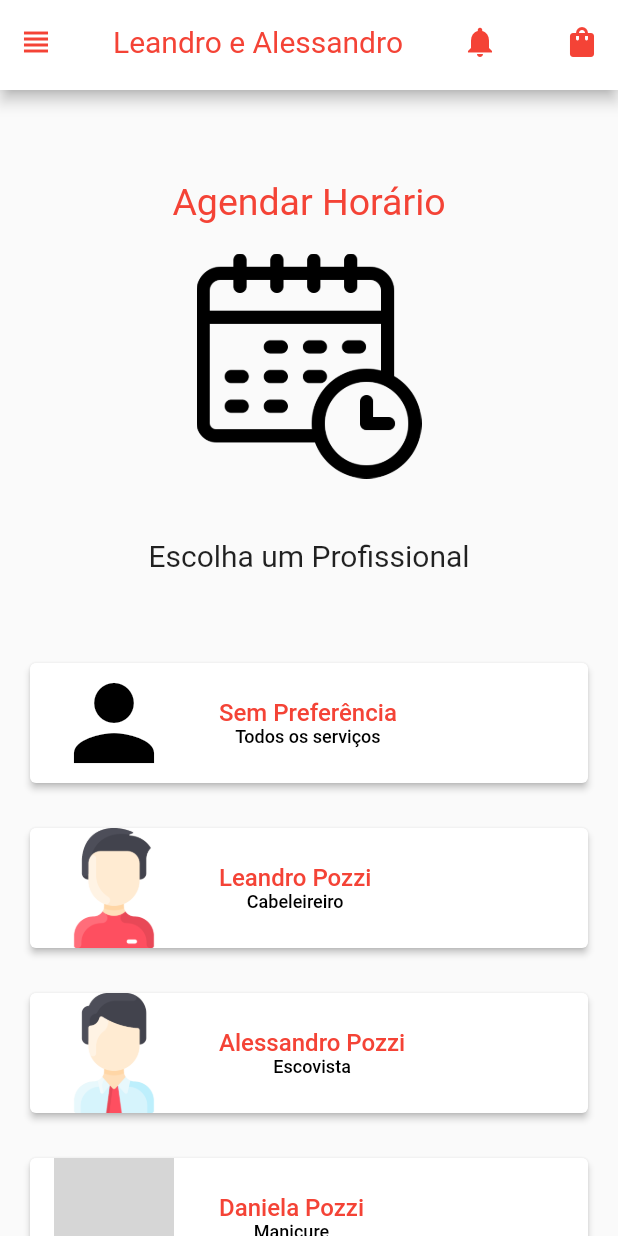
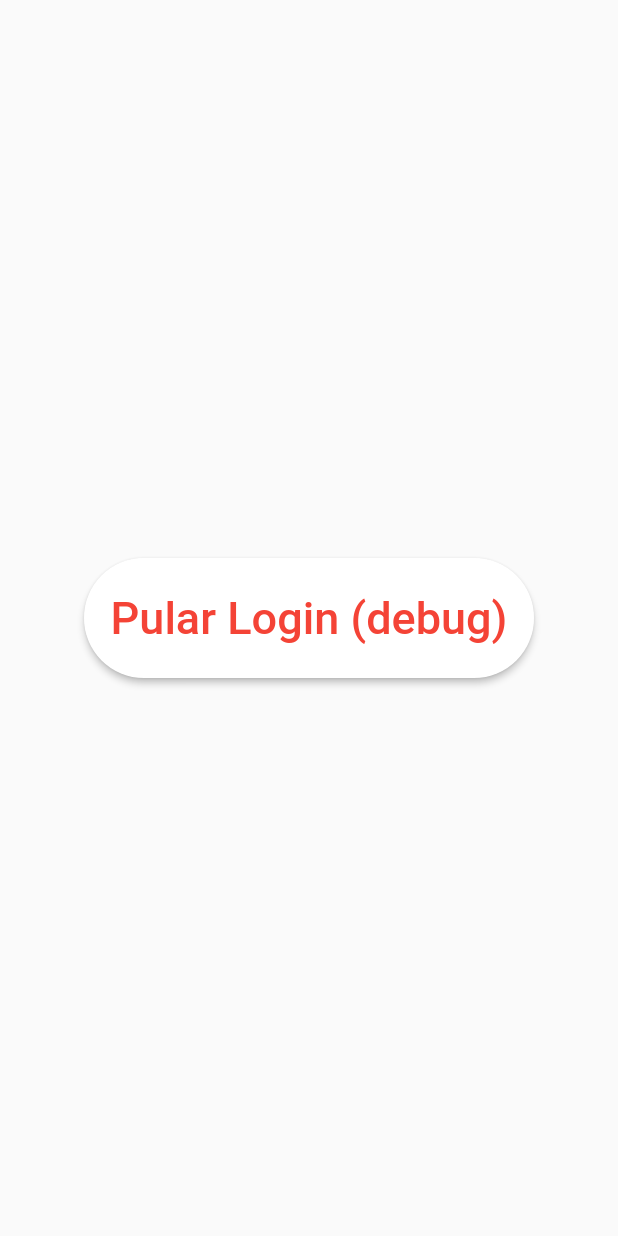
Before and after one commit to Lucaspozzif/schedulling_app_test, a Flutter app: the screen it shows after launch, on a phone screen of 412 x 824 dp. Run offline on Flutter 3.47's test engine with Material 2 defaults, Android fonts, the phone set to English and light mode, and no system bars; grey boxes are pictures that could not be loaded.

Commit message:
implementado o json

```diff
--- /dev/null
+++ b/assets/json/account.json
@@ -0,0 +1,5 @@
+{
+    "email@gmail.com":{
+        "password":"qwerty1234"
+    }
+}
--- a/assets/json/profissionais.json
+++ /dev/null
@@ -1,26 +0,0 @@
-[
-{
-    "nome":"Leandro Pozzi",
-    "funcao":"Cabeleireiro",
-    "avaliacao": 5,
-    "foto":"assets/perfil/man.png"
-},
-{
-    "nome":"Alessandro Pozzi",
-    "funcao":"Cabeleireiro",
-    "avaliacao": 5,
-    "foto":"assets/perfil/man.png"
-},
-{
-    "nome":"Flaviane Pozzi",
-    "funcao":"Manicure",
-    "avaliacao": 5,
-    "foto":"assets/perfil/man.png"
-},
-{
-    "nome":"Daniela Pozzi",
-    "funcao":"Sobrancelha",
-    "avaliacao": 5,
-    "foto":"assets/perfil/man.png"
-}
-]
--- a/lib/funcoes.dart
+++ b/lib/funcoes.dart
@@ -1,6 +1,9 @@
 // ignore_for_file: unused_import
 
+import 'dart:convert';
+
 import 'package:flutter/material.dart';
+import 'package:flutter/services.dart';
 import 'agenda.dart';
 import 'avaliacoes.dart';
 import 'carrinho.dart';
@@ -10,82 +13,38 @@ import 'receita.dart';
 
 bool escolheuprofissional = false;
 bool escolheuservico = false;
-
 bool appbar = false;
 
-List data = [
-  {
-    "nome": "Leandro Pozzi",
-    "funcao": "Cabeleireiro",
-    "avaliacao": 5,
-    "foto": "man.png",
-    "servicos": [
-      {"nome": "Corte", "valor": 50.09},
-      {"nome": "Escova", "valor": 400}
-    ],
-  },
-  {
-    "nome": "Alessandro Pozzi",
-    "funcao": "Escovista",
-    "avaliacao": 4.5,
-    "foto": "man (1).png",
-    "servicos": [
-      {"nome": "Corte", "valor": 50.09},
-      {"nome": "Escova", "valor": 400}
-    ],
-  },
-  {
-    "nome": "Daniela Pozzi",
-    "funcao": "Manicure",
-    "avaliacao": 5,
-    "foto": "woman (2).png",
-    "servicos": [
-      {"nome": "Corte", "valor": 50.09},
-      {"nome": "Escova", "valor": 400}
-    ],
-  },
-  {
-    "nome": "Flaviane Pozzi",
-    "funcao": "Sobrancelha",
-    "avaliacao": 4,
-    "foto": "woman.png",
-    "servicos": [
-      {"nome": "Corte", "valor": 50.09},
-      {"nome": "Escova", "valor": 400}
-    ],
-  },
-  {
-    "nome": "Adelice",
-    "funcao": "Cabeleireiro",
-    "avaliacao": 4,
-    "foto": "woman (1).png",
-    "servicos": [
-      {"nome": "Corte", "valor": 50.09},
-      {"nome": "Escova", "valor": 400}
-    ],
-  },
-  {
-    "nome": "Laércio",
-    "funcao": "Cabeleireiro",
-    "avaliacao": 5,
-    "foto": "man (3).png",
-    "servicos": [
-      {"nome": "Corte", "valor": 50.09},
-      {"nome": "Escova", "valor": 400}
-    ],
-  },
+Widget thisPage = Perfil();
+
+List services = [];
+List workers = [];
+dynamic schedule = [];
+
+List timer = [
+  "8:00",
+  "8:30",
+  "9:00",
+  "9:30",
+  "10:00",
+  "10:30",
+  "11:00",
+  "11:30",
+  "12:00",
+  "12:30",
+  "13:00",
+  "13:30",
+  "14:00",
+  "14:30",
+  "15:00",
+  "15:30",
+  "16:00",
+  "16:30",
+  "17:00",
+  "17:30",
+  "18:00",
+  "18:30",
+  "19:00",
+  "19:30",
+  "20:00",
 ];
-dynamic agendando = {};
-List servicos = [
-  {"nome": "Corte", "valor": 50.09},
-  {"nome": "Escova", "valor": 400.00},
-  {"nome": "Corte", "valor": 50.09},
-  {"nome": "Escova", "valor": 400.00},
-  {"nome": "Corte", "valor": 50.09},
-  {"nome": "Escova", "valor": 400.00},
-  {"nome": "Corte", "valor": 50.09},
-  {"nome": "Escova", "valor": 400.00},
-  {"nome": "Unha", "valor": 15.00}
-];
-
-Widget thisPage = Agenda();
--- a/lib/main.dart
+++ b/lib/main.dart
@@ -1,4 +1,7 @@
+import 'dart:convert';
+
 import 'package:flutter/material.dart';
+import 'package:flutter/services.dart';
 import 'package:leandro_e_alessandro/avaliacoes.dart';
 import 'package:leandro_e_alessandro/carrinho.dart';
 import 'package:leandro_e_alessandro/perfil.dart';
@@ -6,9 +9,12 @@ import 'receita.dart';
 import 'agenda.dart';
 import 'avaliacoes.dart';
 import 'funcoes.dart';
+
 void main() {
   runApp(MaterialApp(
-    home: Agenda(),
+    title: "Leandro e Alessandro",
+    debugShowCheckedModeBanner: false,
+    home: InicialPage(),
     theme: ThemeData(
       appBarTheme: AppBarTheme(
         backgroundColor: Colors.white,
@@ -16,6 +22,69 @@ void main() {
       ),
     ),
   ));
+}
+
+class InicialPage extends StatefulWidget {
+  const InicialPage({Key? key}) : super(key: key);
+
+  @override
+  _InicialPageState createState() => _InicialPageState();
+}
+
+class _InicialPageState extends State<InicialPage> {
+  Future<void> workersJson() async {
+    final String response =
+        await rootBundle.loadString("assets/json/workers.json");
+    final data = await json.decode(response);
+    return workers = data;
+  }
+
+  Future<void> servicesJson() async {
+    final String response =
+        await rootBundle.loadString("assets/json/services.json");
+    final data = await json.decode(response);
+    return services = data;
+  }
+
+  @override
+  Widget build(BuildContext context) {
+    return Scaffold(
+      body: Column(
+        mainAxisAlignment: MainAxisAlignment.center,
+        children: [
+          Row(
+            mainAxisAlignment: MainAxisAlignment.center,
+            children:
+              [ElevatedButton(
+                style: ElevatedButton.styleFrom(
+                  primary: Colors.white,
+                  shape: RoundedRectangleBorder(borderRadius: BorderRadius.circular(40)),
+                  fixedSize: Size(300, 80),
+                ),
+                child:
+              Text(
+                  "Pular Login (debug)",style: TextStyle(color: Colors.red,fontSize: 30),),
+                onPressed: () {
+                  servicesJson();
+                  workersJson();
+                  Navigator.pushReplacement(
+                    context,
+                    PageRouteBuilder(
+                      pageBuilder: (c, a1, a2) => thisPage,
+                      transitionsBuilder: (c, anim, a2, child) =>
+                          FadeTransition(opacity: anim, child: child),
+                      transitionDuration: const Duration(milliseconds: 100),
+                    ),
+                  );
+
+                },
+              ),
+            ],
+          ),
+        ],
+      ),
+    );
+  }
 }
 
 class Menu extends StatefulWidget implements PreferredSizeWidget {
--- a/pubspec.yaml
+++ b/pubspec.yaml
@@ -59,7 +59,10 @@ flutter:
 
   # To add assets to your application, add an assets section, like this:
   assets:
-    - assets/json/profissionais.json
+    - assets/json/account.json
+    - assets/json/services.json
+    - assets/json/workers.json
+
     - assets/icon/scissors.png
     - assets/icon/schedule.png
     - assets/perfil/man.png
```
Also changed, not shown: assets/json/ficha.json (deleted, +0 -58 lines), assets/json/services.json (added, +32 -0 lines), assets/json/workers.json (added, +226 -0 lines), lib/agenda.dart (+37 -39 lines), lib/avaliacoes.dart (+35 -0 lines).
